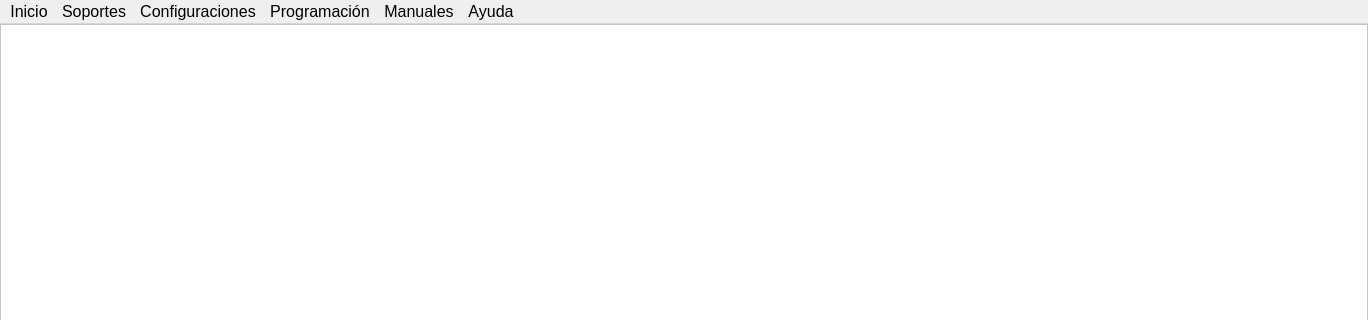
Above: modules/Main/main.ui from ceeck65/assistent-inter-app before the change; both pictures show x 0 to 1368 and y 0 to 320 of the 1368 by 599 pixel window. Below: the same form after it.
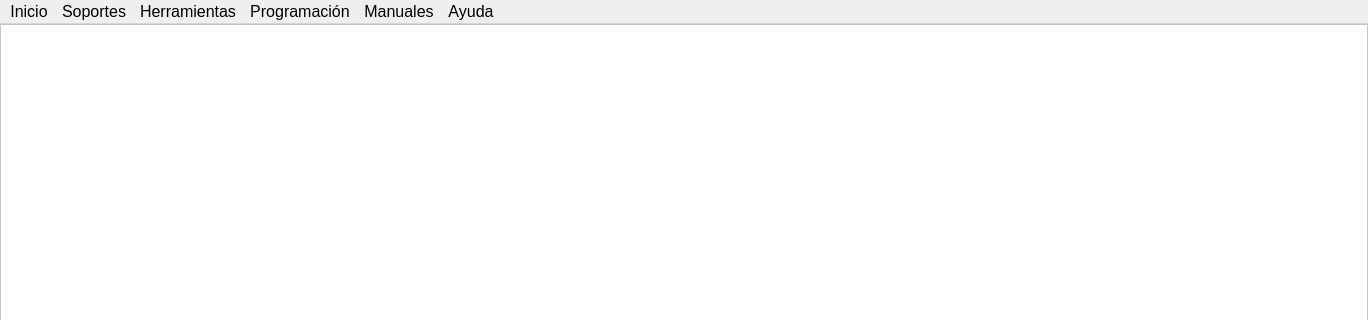
That is the form after the change. Icons and pictures are not drawn.

```diff
--- a/modules/Main/main.ui
+++ b/modules/Main/main.ui
@@ -64,7 +64,7 @@
      <x>0</x>
      <y>0</y>
      <width>1368</width>
-     <height>27</height>
+     <height>28</height>
     </rect>
    </property>
    <property name="font">
@@ -78,6 +78,8 @@
     <property name="font">
      <font>
       <pointsize>11</pointsize>
+      <weight>50</weight>
+      <bold>false</bold>
      </font>
     </property>
     <property name="title">
@@ -96,6 +98,8 @@
     <property name="font">
      <font>
       <pointsize>11</pointsize>
+      <weight>50</weight>
+      <bold>false</bold>
      </font>
     </property>
     <property name="mouseTracking">
@@ -129,10 +133,12 @@
     <property name="font">
      <font>
       <pointsize>11</pointsize>
+      <weight>50</weight>
+      <bold>false</bold>
      </font>
     </property>
     <property name="title">
-     <string>Configuraciones</string>
+     <string>Herramientas</string>
     </property>
     <addaction name="actionSettingsDolar"/>
     <addaction name="actionConfiguraci_n_Precios"/>
@@ -143,6 +149,8 @@
     <property name="font">
      <font>
       <pointsize>11</pointsize>
+      <weight>50</weight>
+      <bold>false</bold>
      </font>
     </property>
     <property name="tearOffEnabled">
```
Left out of the diff: 10 changed lines with no effect on the pictures.
